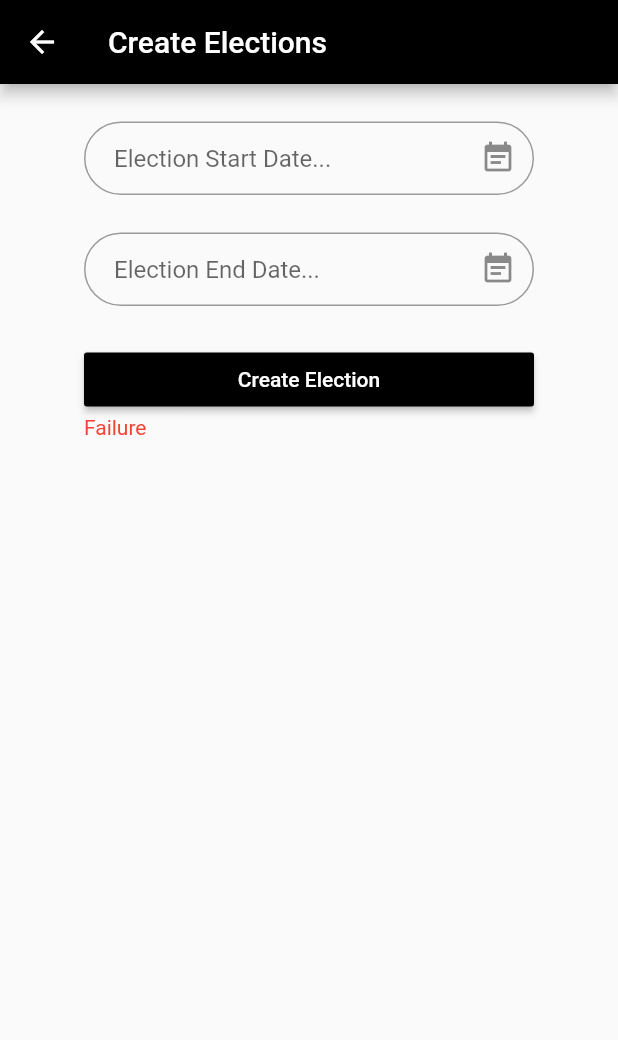
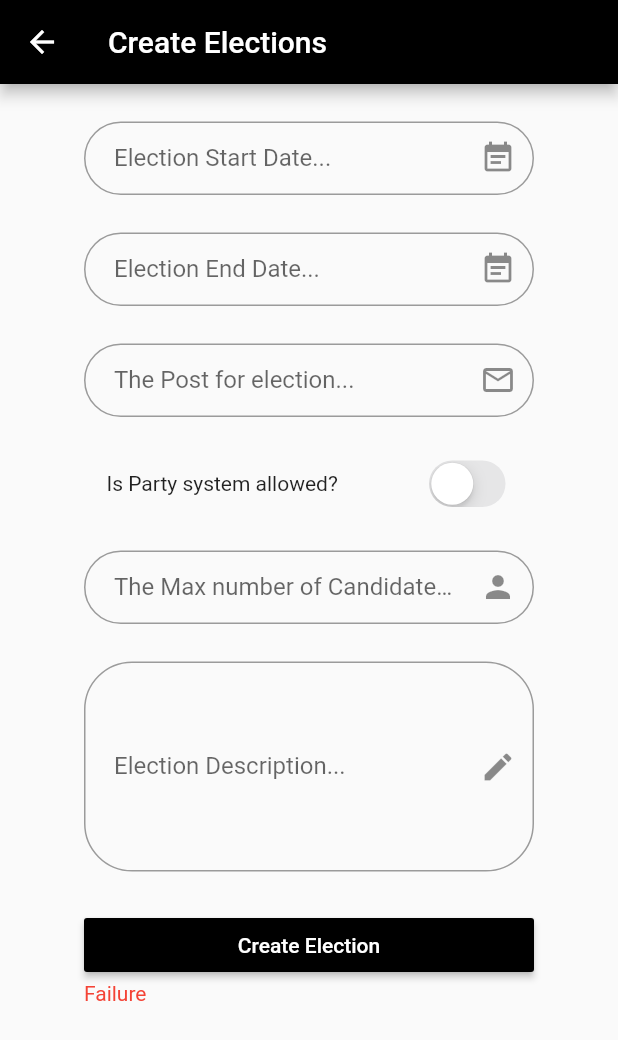
Before and after one commit to harshoo3/Online-Voting-Application, a Flutter app: the CreateElection screen opened directly, after a tap on "Create Election", on a phone screen of 412 x 824 dp. Shown: the top 1040 px of the screen. Run offline on Flutter 3.47's test engine with Material 2 defaults, Android fonts, the phone set to English and light mode, and no system bars; drawn by our look-alikes of date_field; our stand-ins replace cloud_firestore, firebase_auth, firebase_storage, flutter_spinkit, image_picker, intl_phone_number_input and 1 more; missing offline and left inert: flutter_statusbarcolor, smart_select; accounts and stored records are empty; statements that could not run were skipped.

Commit message:
org create election done

```diff
--- a/lib/models/user.dart
+++ b/lib/models/user.dart
@@ -3,12 +3,13 @@ class User {
   final String uid;
   String email;
   String name;
-  String password;
   DateTime dateOfBirth;
   String mobileNo;
   String userType;
+  String orgName;
+  int electionCount;
 
-  User ({this.uid,this.email = '',this.name = '', this.password = '',this.dateOfBirth = null,this.mobileNo = '',this.userType = ''});
+  User ({this.uid,this.email = '',this.name = '',this.dateOfBirth,this.mobileNo = '',this.userType = '',this.electionCount,this.orgName});
 
   // void setDetails({String email ,String name, String password ,DateTime dateOfBirth}){
   //
--- a/lib/screens/home/createElection.dart
+++ b/lib/screens/home/createElection.dart
@@ -1,18 +1,20 @@
+import 'package:flutter/cupertino.dart';
 import 'package:flutter/material.dart';
 import 'package:cloud_firestore/cloud_firestore.dart';
 import 'package:firebase_auth/firebase_auth.dart';
 import 'package:date_field/date_field.dart';
 import 'package:intl/intl.dart';
 import 'package:online_voting/screens/loading.dart';
+import 'package:online_voting/models/user.dart';
+import 'package:flutter/services.dart';
 
 
 class CreateElection extends StatefulWidget {
-  String name;
-  int electionCount;
-  CreateElection({this.name,this.electionCount});
+  User user;
+  CreateElection({this.user});
 
   @override
-  _CreateElectionState createState() => _CreateElectionState(name:name,electionCount: electionCount);
+  _CreateElectionState createState() => _CreateElectionState(user:user);
 }
 
 class _CreateElectionState extends State<CreateElection> {
@@ -21,32 +23,37 @@ class _CreateElectionState extends State<CreateElection> {
   DateTime startDate,endDate;
   DateTime setDate = new DateTime.now();
   bool loading = false;
-  String name;
-  int electionCount;
+  User user;
   bool isPressed = false;
   bool isStartDateEmpty = false;
   bool isEndDateEmpty = false;
+  bool isPartyModeAllowed = false;
+  String post = '' ;
+  String electionDescription = '';
+  int maxCandidates;
   bool success = false;
   String errorText = '';
 
-  _CreateElectionState({this.name,this.electionCount});
-  FirebaseUser user;
+  _CreateElectionState({this.user});
   Future<void> createElectionDatabase(DateTime startDate,DateTime endDate) async {
 
     // = new DateTime(now.year, now.month, now.day);
-    user = await FirebaseAuth.instance.currentUser();
     final CollectionReference elec = Firestore.instance.collection('Elections');
-    await elec.document(name).updateData({
-      '$electionCount':{
+    await elec.document(user.name).updateData({
+      '${user.electionCount}':{
         'setDate': setDate,
         'startDate': startDate,
         'endDate': endDate,
+        'post': post,
+        'electionDescription': electionDescription,
+        'maxCandidates':maxCandidates,
+        'isPartyModeAllowed':isPartyModeAllowed,
       }
     });
-    electionCount=electionCount+1;
+    user.electionCount=user.electionCount+1;
     final CollectionReference userdata = Firestore.instance.collection('dataset');
     return await userdata.document(user.email).updateData({
-      'electionCount':electionCount,
+      'electionCount':user.electionCount,
     });
   }
 
@@ -55,7 +62,10 @@ class _CreateElectionState extends State<CreateElection> {
     setState(() {
       errorText = success?'Success':'Failure';
     });
-    return loading? Loading():Scaffold(
+    if (loading) {
+      return Loading();
+    } else {
+      return Scaffold(
       appBar: AppBar(
         backgroundColor: Colors.black,
         title: Text('Create Elections'),
@@ -76,7 +86,7 @@ class _CreateElectionState extends State<CreateElection> {
                       border:
                       OutlineInputBorder(borderRadius: BorderRadius.circular(32.0)),
                       suffixIcon: Icon(Icons.event_note),
-                      hintText: 'Election Start Date...',
+                      labelText: 'Election Start Date...',
                     ),
                     mode: DateTimeFieldPickerMode.dateAndTime,
                     autovalidateMode: AutovalidateMode.always,
@@ -100,7 +110,7 @@ class _CreateElectionState extends State<CreateElection> {
                       border:
                       OutlineInputBorder(borderRadius: BorderRadius.circular(32.0)),
                       suffixIcon: Icon(Icons.event_note),
-                      hintText: 'Election End Date...',
+                      labelText: 'Election End Date...',
                     ),
                     mode: DateTimeFieldPickerMode.dateAndTime,
                     autovalidateMode: AutovalidateMode.always,
@@ -114,6 +124,89 @@ class _CreateElectionState extends State<CreateElection> {
                     },
                   ),
                 ),
+                SizedBox(height: 25,),
+                SizedBox(
+                  width: 300,
+                  child: TextFormField(
+                    validator: (val) => val.isEmpty? 'Invalid. Please enter the post for election':null,
+                    onChanged: (val){
+                      setState(() {
+                        post = val;
+                      });
+                    },
+                    obscureText: false,
+                    decoration: InputDecoration(
+                        contentPadding: EdgeInsets.fromLTRB(20.0, 15.0, 20.0, 15.0),
+                        suffixIcon: Icon(Icons.email_outlined),
+                        labelText: "The Post for election...",
+                        border:
+                        OutlineInputBorder(borderRadius: BorderRadius.circular(32.0))
+                    ),
+                  ),
+                ),SizedBox(height: 25,),
+                SizedBox(
+                  width: 270,
+                  child: Row(
+                    mainAxisAlignment: MainAxisAlignment.spaceBetween,
+                    children: [
+                      Text('Is Party system allowed?'),
+                      CupertinoSwitch(
+                        activeColor: Colors.blue,
+                        value: isPartyModeAllowed,
+                        onChanged: (value) {
+                          print("VALUE : $value");
+                          setState(() {
+                            isPartyModeAllowed = value;
+                          });
+                        },
+                      ),
+                    ],
+                  ),
+                ),
+                SizedBox(height: 25,),
+                SizedBox(
+                  width: 300,
+                  child: TextFormField(
+                    validator: (val) => val.isEmpty? 'Invalid. Please enter the maximum number of Candidates':null,
+                    inputFormatters: [FilteringTextInputFormatter.digitsOnly],
+                    onChanged: (val){
+                      setState(() {
+                        maxCandidates = int.parse(val);
+                      });
+                    },
+                    obscureText: false,
+                    decoration: InputDecoration(
+                        contentPadding: EdgeInsets.fromLTRB(20.0, 15.0, 20.0, 15.0),
+                        suffixIcon: Icon(Icons.person),
+                        labelText: "The Max number of Candidates...",
+                        border:
+                        OutlineInputBorder(borderRadius: BorderRadius.circular(32.0))
+                    ),
+                  ),
+                ),
+                SizedBox(height: 25.0),
+                SizedBox(
+                  width: 300,
+                  height: 140,
+                  child: TextFormField(
+                    keyboardType: TextInputType.multiline,
+                    expands: true,
+                    maxLines: null,
+                    validator: (val) => val.isEmpty? 'Invalid. Please enter the post for election':null,
+                    onChanged: (val){
+                      setState(() {
+                        electionDescription = val;
+                      });
+                    },
+                    decoration: InputDecoration(
+                        contentPadding: EdgeInsets.fromLTRB(20.0, 15.0, 20.0, 15.0),
+                        suffixIcon: Icon(Icons.edit),
+                        labelText: "Election Description...",
+                        border:
+                        OutlineInputBorder(borderRadius: BorderRadius.circular(32.0))
+                    ),
+                  ),
+                ),
                 SizedBox(height: 25.0),
                 SizedBox(
                   width: 300,
@@ -125,34 +218,35 @@ class _CreateElectionState extends State<CreateElection> {
                         color: Colors.white
                       ),
                     ),
-                    onPressed: (){
+                    onPressed: () {
                       setState(() {
                         isPressed = true;
                       });
-                      if(startDate == null){
+                      if (startDate == null) {
                         setState(() {
                           isStartDateEmpty = true;
                         });
                       }
-                      if(endDate == null){
+                      if (endDate == null) {
                         setState(() {
                           isEndDateEmpty = true;
                         });
                       }
-                      if(startDate.difference(setDate) >= Duration(seconds: 0))
-                      if(endDate.difference(startDate) >= Duration(seconds: 0)){
-                        if(_formkey.currentState.validate()){
+                      if (startDate.difference(setDate) >= Duration(seconds: 0)) {
+                        if (endDate.difference(startDate) >= Duration(seconds: 0)) {
+                          if (_formkey.currentState.validate()) {
                             setState(() {
                               loading = true;
                             });
-                          createElectionDatabase(startDate,endDate);
+                            createElectionDatabase(startDate, endDate);
                             setState(() {
                               loading = false;
                               success = true;
                             });
                           }
                         }
-                    },
+                      }
+                    }
                   ),
                 ),
                 isPressed?SizedBox(
@@ -172,3 +266,4 @@ class _CreateElectionState extends State<CreateElection> {
     );
     }
   }
+}
--- a/lib/screens/home/home.dart
+++ b/lib/screens/home/home.dart
@@ -2,7 +2,9 @@
 
 import 'package:flutter/material.dart';
 import 'package:online_voting/models/user.dart';
+import 'package:online_voting/screens/home/elections.dart';
 import 'package:online_voting/screens/home/voting.dart';
+import 'package:online_voting/screens/loading.dart';
 import 'package:online_voting/services/auth.dart';
 import 'package:online_voting/services/database.dart';
 import 'package:provider/provider.dart';
@@ -21,50 +23,46 @@ class Home extends StatefulWidget {
 class _HomeState extends State<Home> {
   final AuthService _auth = AuthService();
 
-  String name = '';
-  String email = '';
-  DateTime dateOfBirth;
-  String userType;
-  String mobileNo;
-  String orgName;
-  int electionCount;
-  // User user;
-  FirebaseUser user;
+  User user;
+  FirebaseUser currUser;
+  bool loading =true;
   @override
   void initState(){
+    getUserDetails();
     super.initState();
-    getUserDetails();
   }
 
   Future<void> getUserDetails() async {
     // user = await _auth.getCurrentUser()
-   this.user =  await FirebaseAuth.instance.currentUser();
+   this.currUser =  await FirebaseAuth.instance.currentUser();
     // print(user.email);
     Firestore.instance
         .collection('dataset')
-        .document(user.email)
+        .document(currUser.email)
         .get()
         .then((value) {
       setState(() {
-        this.name = value.data['name'].toString();
-        this.email = value.data['email'].toString();
-        this.dateOfBirth = DateTime.parse(value.data['dateOfBirth'].toString());
-        this.mobileNo = value.data['mobileNo'].toString();
-        this.userType = value.data['userType'].toString();
-        this.orgName = value.data['orgName'].toString();
-        this.electionCount = value.data['electionCount'];
+        user= User(
+            userType:value.data['userType'].toString(),
+            name:value.data['name'].toString(),
+            email:value.data['email'].toString(),
+            dateOfBirth:DateTime.parse(value.data['dateOfBirth'].toString()),
+            mobileNo:value.data['mobileNo'].toString(),
+            orgName:value.data['orgName'].toString(),
+            electionCount:value.data['electionCount']
+        );
+        loading = false;
       });
     });
   }
 
   @override
   Widget build(BuildContext context) {
-    getUserDetails();
 
     // StreamProvider<List<AccountDetails>>.value(
     // value: DatabaseService().data,
     // child:
-    return Scaffold(
+    return loading? Loading():Scaffold(
       appBar: AppBar(
         backgroundColor: Colors.black,
         title: Text('Online Voting'),
@@ -93,7 +91,7 @@ class _HomeState extends State<Home> {
               SizedBox(height: 30,),
               SizedBox(
                 child:Text(
-                  'Welcome $name',
+                  'Welcome ${user.name}',
                   // 'yolo',
                   style: TextStyle(
                       fontSize: 20
@@ -112,7 +110,7 @@ class _HomeState extends State<Home> {
                     ),
                   ),
                   onPressed: (){
-                    Navigator.push(context, MaterialPageRoute(builder: (context) => AccountDetails(name: name,email: email,dateOfBirth: dateOfBirth,mobileNo: mobileNo,userType: userType)));
+                    Navigator.push(context, MaterialPageRoute(builder: (context) => AccountDetails(user:user)));
                   },
                 ),
               ),
@@ -120,33 +118,18 @@ class _HomeState extends State<Home> {
               //   width: 200,
               //   child: Voting(),
               // ):null,
-              userType == 'org'?SizedBox(
-                width: 300,
-                child: RaisedButton(
-                  color:Colors.black,
-                  child: Text(
-                    'Create Election',
-                    style: TextStyle(
-                      color: Colors.white
-                    ),
-                  ),
-                  onPressed: (){
-                    Navigator.push(context, MaterialPageRoute(builder: (context) => CreateElection(name: name,electionCount:electionCount)));
-                  },
-                ),
-              ):SizedBox(height: 0,),
               SizedBox(
                 width: 300,
                 child: FlatButton(
                   color: Colors.black,
                   child:Text(
-                    'Add Manifesto',
+                    'Elections',
                     style: TextStyle(
                         color: Colors.white
                     ),
                   ),
                   onPressed: (){
-                    Navigator.push(context, MaterialPageRoute(builder: (context) => AddManifesto()));
+                    Navigator.push(context, MaterialPageRoute(builder: (context) => Elections(user:user)));
                   },
                 ),
               ),
--- a/lib/services/auth.dart
+++ b/lib/services/auth.dart
@@ -38,7 +38,7 @@ class AuthService{
         .then((value)async {
           if(userType == value.data['userType'].toString()){
             dynamic result = await _auth.signInWithEmailAndPassword(email: email, password: password);
-            FirebaseUser user = result.user;
+            FirebaseUser user = result.currUser;
             return _userFromFirebaseUser(user);
         }else{
             return null;
```
Also changed, not shown: lib/models/accountDetails.dart (+18 -15 lines), lib/screens/home/elections.dart (added, +76 -0 lines). Lines whose indentation alone changed are shown as unchanged.
